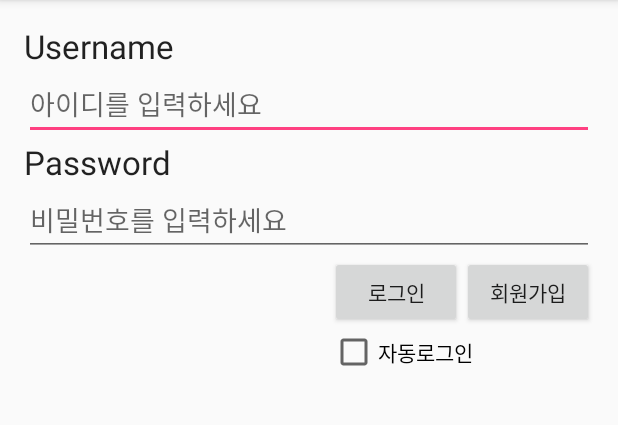
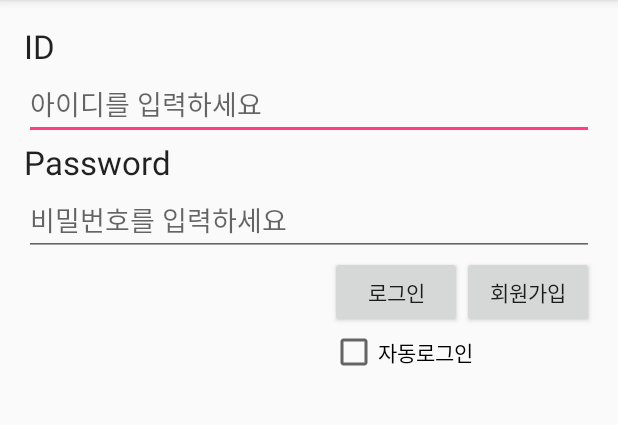
Before and after one commit to kstghkm/Piggy_B, an Android app: the screen it shows after launch (MainActivity), on a phone screen of 412 x 824 dp, the part 84-509 px from its top. Run offline under Robolectric (Android 15) with nearby library versions, the phone set to English and light mode, and no system bars.

Commit message:
로그인 UI 수정

```diff
--- a/Piggy-B/app/build.gradle
+++ b/Piggy-B/app/build.gradle
@@ -24,5 +24,4 @@ dependencies {
     compile fileTree(include: ['*.jar'], dir: 'libs')
     testCompile 'junit:junit:4.12'
     compile 'com.android.support:appcompat-v7:23.3.0'
-    // compile 'org.apache.httpcomponents:httpclient:4.5'
 }
--- a/Piggy-B/app/src/main/res/layout/activity_main.xml
+++ b/Piggy-B/app/src/main/res/layout/activity_main.xml
@@ -31,7 +31,7 @@
         android:layout_width="wrap_content"
         android:layout_height="wrap_content"
         android:textAppearance="?android:attr/textAppearanceLarge"
-        android:text="Username"
+        android:text="ID"
         android:id="@+id/textView2"
         android:layout_alignParentTop="true"
         android:layout_alignParentStart="true" />
```
